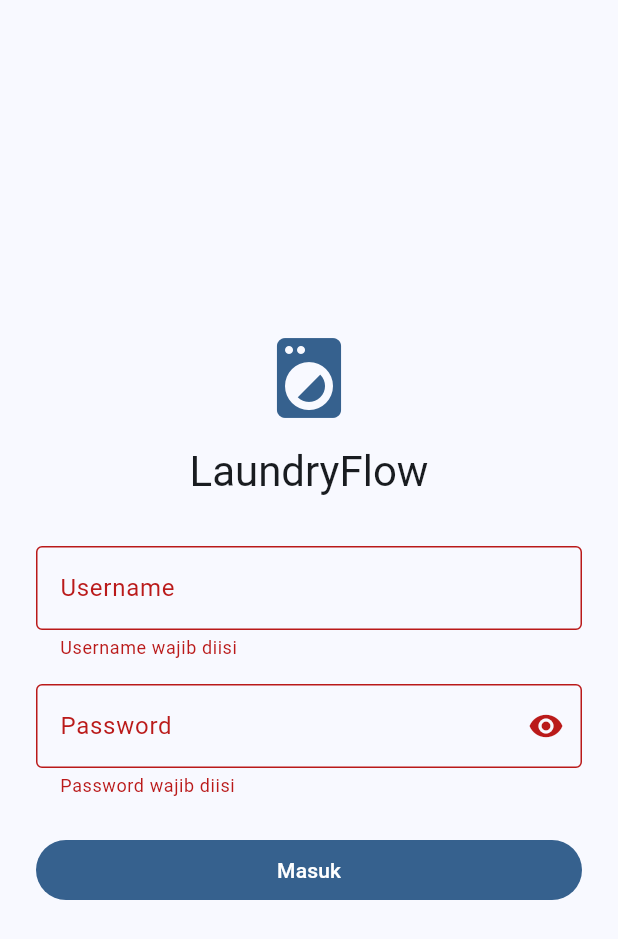
After one commit to SaktiArifDwiPutra/LaundryFlow, a Flutter app: the screen it shows after launch, after a tap on "Masuk", on a phone screen of 412 x 824 dp. The commit adds this screen. Shown: the top 939 px of the screen. Run offline on Flutter 3.47's test engine with Material 3 defaults, Android fonts, the phone set to English and light mode, and no system bars; accounts and stored records are empty.

Commit message:
feat: add login screen with mock auth, ApiClient, and Odoo repositories

```diff
--- /dev/null
+++ b/mobile/lib/config.dart
@@ -0,0 +1,3 @@
+const bool useMock = bool.fromEnvironment('USE_MOCK', defaultValue: true);
+const String baseUrl = String.fromEnvironment('BASE_URL');
+const String dbName = String.fromEnvironment('DB_NAME');
--- a/mobile/lib/main.dart
+++ b/mobile/lib/main.dart
@@ -1,5 +1,9 @@
 import 'package:flutter/material.dart';
+
+import 'models/auth_user.dart';
 import 'screens/home_screen.dart';
+import 'screens/login_screen.dart';
+import 'session.dart';
 
 void main() {
   runApp(const LaundryFlowApp());
@@ -14,7 +18,11 @@ class LaundryFlowApp extends StatelessWidget {
       title: 'LaundryFlow',
       debugShowCheckedModeBanner: false,
       theme: ThemeData(colorSchemeSeed: Colors.blue, useMaterial3: true),
-      home: const HomeScreen(),
+      home: ValueListenableBuilder<AuthUser?>(
+        valueListenable: currentUser,
+        builder: (context, user, _) =>
+            user == null ? const LoginScreen() : const HomeScreen(),
+      ),
     );
   }
 }
--- /dev/null
+++ b/mobile/lib/models/auth_user.dart
@@ -0,0 +1,23 @@
+class AuthUser {
+  const AuthUser({
+    required this.uid,
+    required this.name,
+    required this.username,
+    required this.sessionId,
+  });
+
+  final int uid;
+  final String name;
+  final String username;
+  final String sessionId;
+
+  /// Dari isi `data` pada respons login backend.
+  factory AuthUser.fromJson(Map<String, dynamic> json) {
+    return AuthUser(
+      uid: json['uid'] as int,
+      name: json['name'] as String,
+      username: json['username'] as String,
+      sessionId: json['session_id'] as String,
+    );
+  }
+}
--- /dev/null
+++ b/mobile/lib/repositories/auth_repository.dart
@@ -0,0 +1,16 @@
+import '../models/auth_user.dart';
+
+abstract class AuthRepository {
+  Future<AuthUser> login({required String login, required String password});
+  Future<void> logout();
+}
+
+/// Dilempar saat login gagal; [message] aman ditampilkan ke staf.
+class AuthException implements Exception {
+  const AuthException(this.message);
+
+  final String message;
+
+  @override
+  String toString() => message;
+}
--- a/mobile/lib/repositories/mock_customer_repository.dart
+++ b/mobile/lib/repositories/mock_customer_repository.dart
@@ -1,4 +1,4 @@
-import '../data/mock_customer.dart';
+import '../data/mock_customers.dart';
 import '../models/customer.dart';
 import 'customer_repository.dart';
 
--- a/mobile/lib/repositories/repositories.dart
+++ b/mobile/lib/repositories/repositories.dart
@@ -1,10 +1,29 @@
+import '../api/api_client.dart';
+import '../config.dart';
+import '../session.dart';
+import 'auth_repository.dart';
 import 'customer_repository.dart';
+import 'mock_auth_repository.dart';
 import 'mock_customer_repository.dart';
 import 'mock_order_repository.dart';
 import 'mock_service_repository.dart';
+import 'odoo_auth_repository.dart';
+import 'odoo_customer_repository.dart';
 import 'order_repository.dart';
 import 'service_repository.dart';
 
+final ApiClient apiClient = ApiClient(
+  baseUrl: baseUrl,
+  onUnauthorized: () => currentUser.value = null,
+);
+
+/// Satu-satunya tempat memilih sumber data.
+/// USE_MOCK=false memakai backend untuk login dan cari pelanggan.
+final AuthRepository authRepository =
+    useMock ? MockAuthRepository() : OdooAuthRepository(apiClient);
+final CustomerRepository customerRepository =
+    useMock ? MockCustomerRepository() : OdooCustomerRepository(apiClient);
+
+// Endpoint pesanan dan layanan belum ada di backend, jadi tetap mock.
 final OrderRepository orderRepository = MockOrderRepository();
-final CustomerRepository customerRepository = MockCustomerRepository();
 final ServiceRepository serviceRepository = MockServiceRepository();
--- a/mobile/lib/screens/customer_form_screen.dart
+++ b/mobile/lib/screens/customer_form_screen.dart
@@ -3,6 +3,7 @@ import '../models/customer.dart';
 import '../repositories/customer_repository.dart';
 import '../repositories/repositories.dart';
 import '../utils/phone.dart';
+import '../api/api_exception.dart';
 
 class CustomerFormScreen extends StatefulWidget {
   const CustomerFormScreen({super.key});
@@ -42,6 +43,9 @@ class _CustomerFormScreenState extends State<CustomerFormScreen> {
       if (!mounted) return;
       Navigator.of(context).pop(created);
     } on DuplicateCustomerException catch (e) {
+      if (!mounted) return;
+      setState(() => _serverError = e.message);
+    } on ApiException catch (e) {
       if (!mounted) return;
       setState(() => _serverError = e.message);
     } finally {
--- /dev/null
+++ b/mobile/lib/screens/login_screen.dart
@@ -0,0 +1,144 @@
+import 'package:flutter/foundation.dart';
+import 'package:flutter/material.dart';
+
+import '../config.dart';
+import '../repositories/auth_repository.dart';
+import '../repositories/repositories.dart';
+import '../session.dart';
+
+class LoginScreen extends StatefulWidget {
+  const LoginScreen({super.key});
+
+  @override
+  State<LoginScreen> createState() => _LoginScreenState();
+}
+
+class _LoginScreenState extends State<LoginScreen> {
+  final _formKey = GlobalKey<FormState>();
+  final _login = TextEditingController();
+  final _password = TextEditingController();
+  bool _obscure = true;
+  bool _loading = false;
+  String? _error;
+
+  @override
+  void dispose() {
+    _login.dispose();
+    _password.dispose();
+    super.dispose();
+  }
+
+  Future<void> _submit() async {
+    if (!_formKey.currentState!.validate()) return;
+    setState(() {
+      _loading = true;
+      _error = null;
+    });
+    try {
+      final user = await authRepository.login(
+        login: _login.text,
+        password: _password.text,
+      );
+      if (!mounted) return;
+      currentUser.value = user; // layar login otomatis diganti beranda
+    } on AuthException catch (e) {
+      if (!mounted) return;
+      setState(() => _error = e.message);
+    } finally {
+      if (mounted) setState(() => _loading = false);
+    }
+  }
+
+  @override
+  Widget build(BuildContext context) {
+    final textTheme = Theme.of(context).textTheme;
+
+    return Scaffold(
+      body: SafeArea(
+        child: Center(
+          child: SingleChildScrollView(
+            padding: const EdgeInsets.all(24),
+            child: ConstrainedBox(
+              constraints: const BoxConstraints(maxWidth: 400),
+              child: Form(
+                key: _formKey,
+                child: Column(
+                  mainAxisSize: MainAxisSize.min,
+                  crossAxisAlignment: CrossAxisAlignment.stretch,
+                  children: [
+                    Icon(
+                      Icons.local_laundry_service,
+                      size: 64,
+                      color: Theme.of(context).colorScheme.primary,
+                    ),
+                    const SizedBox(height: 12),
+                    Text(
+                      'LaundryFlow',
+                      textAlign: TextAlign.center,
+                      style: textTheme.headlineMedium,
+                    ),
+                    const SizedBox(height: 32),
+                    TextFormField(
+                      controller: _login,
+                      autocorrect: false,
+                      textInputAction: TextInputAction.next,
+                      decoration: const InputDecoration(
+                        labelText: 'Username',
+                        border: OutlineInputBorder(),
+                      ),
+                      validator: (v) => (v == null || v.trim().isEmpty)
+                          ? 'Username wajib diisi'
+                          : null,
+                    ),
+                    const SizedBox(height: 16),
+                    TextFormField(
+                      controller: _password,
+                      obscureText: _obscure,
+                      textInputAction: TextInputAction.done,
+                      onFieldSubmitted: (_) => _loading ? null : _submit(),
+                      decoration: InputDecoration(
+                        labelText: 'Password',
+                        border: const OutlineInputBorder(),
+                        suffixIcon: IconButton(
+                          icon: Icon(
+                            _obscure ? Icons.visibility : Icons.visibility_off,
+                          ),
+                          onPressed: () => setState(() => _obscure = !_obscure),
+                        ),
+                      ),
+                      validator: (v) => (v == null || v.isEmpty)
+                          ? 'Password wajib diisi'
+                          : null,
+                    ),
+                    if (_error != null) ...[
+                      const SizedBox(height: 16),
+                      Text(
+                        _error!,
+                        style: TextStyle(
+                          color: Theme.of(context).colorScheme.error,
+                        ),
+                      ),
+                    ],
+                    const SizedBox(height: 24),
+                    FilledButton(
+                      onPressed: _loading ? null : _submit,
+                      child: Text(_loading ? 'Masuk...' : 'Masuk'),
+                    ),
+                    if (kDebugMode && useMock) ...[
+                      const SizedBox(height: 16),
+                      Text(
+                        'Mode contoh (mock): staf / staf123',
+                        textAlign: TextAlign.center,
+                        style: textTheme.bodySmall,
+                      ),
+                    ],
+                  ],
+                ),
+              ),
+            ),
+          ),
+        ),
+      ),
+    );
+  }
+}
--- /dev/null
+++ b/mobile/lib/session.dart
@@ -0,0 +1,6 @@
+import 'package:flutter/foundation.dart';
+
+import 'models/auth_user.dart';
+
+/// Pengguna yang sedang login (null = belum login).
+final ValueNotifier<AuthUser?> currentUser = ValueNotifier<AuthUser?>(null);
--- a/mobile/pubspec.yaml
+++ b/mobile/pubspec.yaml
@@ -34,6 +34,7 @@ dependencies:
   # The following adds the Cupertino Icons font to your application.
   # Use with the CupertinoIcons class for iOS style icons.
   cupertino_icons: ^1.0.8
+  http: ^1.6.0
 
 dev_dependencies:
   flutter_test:
```
Also changed, not shown: mobile/lib/api/api_client.dart (added, +107 -0 lines), mobile/lib/api/api_exception.dart (added, +9 -0 lines), mobile/lib/repositories/mock_auth_repository.dart (added, +41 -0 lines), mobile/lib/repositories/odoo_auth_repository.dart (added, +42 -0 lines), mobile/lib/repositories/odoo_customer_repository.dart (added, +35 -0 lines), mobile/lib/screens/order_list_screen.dart (+14 -2 lines), mobile/lib/data/mock_customers.dart (renamed from mobile/lib/data/mock_customer.dart), mobile/pubspec.lock, 1 other file.
